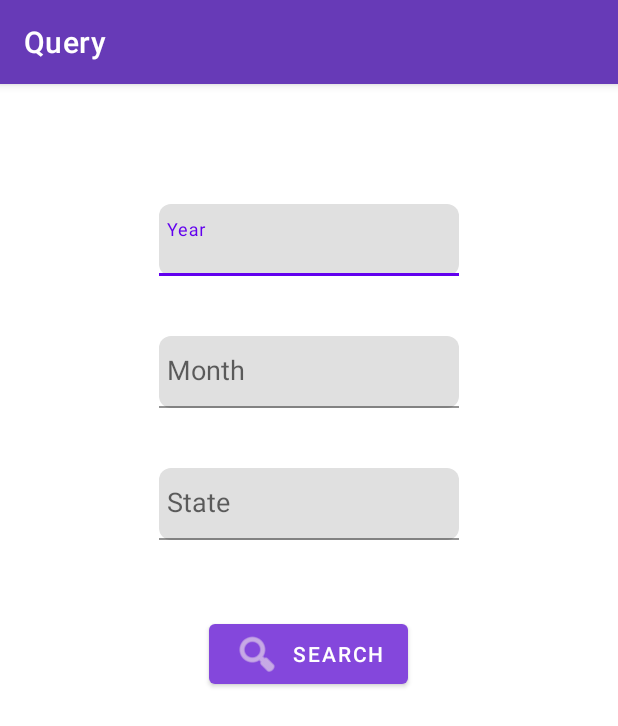
After one commit to saurabh5021/Tweelert, an Android app: the QueryActivity screen opened directly, with no data from a screen before it, on a phone screen of 412 x 824 dp. The commit adds this screen. Shown: the top 726 px of the screen. Run offline under Robolectric (Android 15) with nearby library versions, the phone set to English and light mode, and no system bars; Roboto replaces fonts that are not available here.

Commit message:
QueryActivity.java added and designed a beautiful UI

```diff
--- a/app/src/main/AndroidManifest.xml
+++ b/app/src/main/AndroidManifest.xml
@@ -14,6 +14,9 @@
         android:supportsRtl="true"
         android:theme="@style/Theme.Tweelert"
         tools:targetApi="31">
+        <activity
+            android:name=".QueryActivity"
+            android:exported="false" />
         <activity
             android:name=".ResultActivity"
             android:exported="false" />
--- /dev/null
+++ b/app/src/main/java/com/example/tweelert/QueryActivity.java
@@ -0,0 +1,38 @@
+package com.example.tweelert;
+
+import androidx.appcompat.app.AppCompatActivity;
+
+import android.os.Bundle;
+import android.widget.ArrayAdapter;
+import android.widget.AutoCompleteTextView;
+
+public class QueryActivity extends AppCompatActivity {
+    private AutoCompleteTextView yearTextView;
+    private AutoCompleteTextView monthTextView;
+    private AutoCompleteTextView stateTextView;
+
+    @Override
+    protected void onCreate(Bundle savedInstanceState) {
+        super.onCreate(savedInstanceState);
+        setContentView(R.layout.activity_query);
+
+        yearTextView = findViewById(R.id.yearAutoCompleteTextView);
+        monthTextView = findViewById(R.id.monthAutoCompleteTextView);
+        stateTextView = findViewById(R.id.stateAutoCompleteTextView);
+
+        // Provide options for yearTextView
+        String[] years = {"2023", "2024"};
+        ArrayAdapter<String> yearAdapter = new ArrayAdapter<String>(this, android.R.layout.simple_list_item_1, years);
+        yearTextView.setAdapter(yearAdapter);
+
+        // Provide options for monthTextView
+        String[] months = {"January", "February", "March", "April", "May", "June", "July", "August", "September", "October", "November", "December"};
+        ArrayAdapter<String> monthAdapter = new ArrayAdapter<String>(this, android.R.layout.simple_list_item_1, months);
+        monthTextView.setAdapter(monthAdapter);
+
+        // Provide options for stateTextView
+        String[] states = {"Andhra Pradesh", "Arunachal Pradesh", "Assam", "Bihar", "Chhattisgarh", "Goa", "Gujarat", "Haryana", "Himachal Pradesh", "Jharkhand", "Karnataka", "Kerala", "Madhya Pradesh", "Maharashtra", "Manipur", "Meghalaya", "Mizoram", "Nagaland", "Odisha", "Punjab", "Rajasthan", "Sikkim", "Tamil Nadu", "Telangana", "Tripura", "Uttar Pradesh", "Uttarakhand", "West Bengal"};
+        ArrayAdapter<String> stateAdapter = new ArrayAdapter<String>(this, android.R.layout.simple_list_item_1, states);
+        stateTextView.setAdapter(stateAdapter);
+    }
+}
--- /dev/null
+++ b/app/src/main/res/layout/activity_query.xml
@@ -0,0 +1,109 @@
+<?xml version="1.0" encoding="utf-8"?>
+<LinearLayout
+    xmlns:android="http://schemas.android.com/apk/res/android"
+    xmlns:app="http://schemas.android.com/apk/res-auto"
+    android:orientation="vertical"
+    android:layout_width="match_parent"
+    android:layout_height="match_parent">
+
+    <com.google.android.material.appbar.MaterialToolbar
+        android:id="@+id/toolbar"
+        android:layout_width="match_parent"
+        android:layout_height="?attr/actionBarSize"
+        android:background="#673AB7"
+        android:elevation="4dp"
+        android:theme="@style/ThemeOverlay.AppCompat.ActionBar"
+        app:title="Query"
+        app:titleTextColor="#fff" />
+
+    <com.google.android.material.textfield.TextInputLayout
+        android:id="@+id/yearInputLayout"
+        android:layout_width="200dp"
+        android:layout_height="48dp"
+        android:layout_gravity="center"
+        android:layout_marginStart="20dp"
+        android:layout_marginTop="80dp"
+        android:layout_marginEnd="20dp"
+        app:boxCornerRadiusBottomEnd="8dp"
+        app:boxCornerRadiusBottomStart="8dp"
+        app:boxCornerRadiusTopEnd="8dp"
+        app:boxCornerRadiusTopStart="8dp">
+
+        <AutoCompleteTextView
+            android:id="@+id/monthAutoCompleteTextView"
+            android:layout_width="match_parent"
+            android:layout_height="match_parent"
+            android:hint="Year"
+            android:padding="5dp"
+            android:textColor="#090202"
+            android:textColorLink="#090303" />
+
+    </com.google.android.material.textfield.TextInputLayout>
+
+    <com.google.android.material.textfield.TextInputLayout
+        android:id="@+id/monthInputLayout"
+        android:layout_width="200dp"
+        android:layout_height="48dp"
+        android:layout_gravity="center"
+        android:layout_marginStart="20dp"
+        android:layout_marginTop="40dp"
+        android:layout_marginEnd="20dp"
+        app:boxCornerRadiusBottomEnd="8dp"
+        app:boxCornerRadiusBottomStart="8dp"
+        app:boxCornerRadiusTopEnd="8dp"
+        app:boxCornerRadiusTopStart="8dp">
+
+        <AutoCompleteTextView
+            android:id="@+id/yearAutoCompleteTextView"
+            android:layout_width="match_parent"
+            android:layout_height="match_parent"
+            android:hint="Month"
+            android:padding="5dp"
+            android:textColor="#090202"
+            android:textColorLink="#090303" />
+
+    </com.google.android.material.textfield.TextInputLayout>
+
+    <com.google.android.material.textfield.TextInputLayout
+        android:id="@+id/stateInputLayout"
+        android:layout_width="200dp"
+        android:layout_height="48dp"
+        android:layout_gravity="center"
+        android:layout_marginStart="20dp"
+        android:layout_marginTop="40dp"
+        android:layout_marginEnd="20dp"
+        app:boxCornerRadiusBottomEnd="8dp"
+        app:boxCornerRadiusBottomStart="8dp"
+        app:boxCornerRadiusTopEnd="8dp"
+        app:boxCornerRadiusTopStart="8dp">
+
+        <AutoCompleteTextView
+            android:id="@+id/stateAutoCompleteTextView"
+            android:layout_width="match_parent"
+            android:layout_height="match_parent"
+            android:hint="State"
+            android:padding="5dp"
+            android:textColor="#090202"
+            android:textColorLink="#090303" />
+
+    </com.google.android.material.textfield.TextInputLayout>
+
+    <com.google.android.material.button.MaterialButton
+        android:id="@+id/search_button"
+        android:layout_width="wrap_content"
+        android:layout_height="wrap_content"
+        android:layout_gravity="center"
+        android:layout_marginStart="32dp"
+        android:layout_marginTop="50dp"
+        android:layout_marginEnd="32dp"
+        android:text="Search"
+        app:backgroundTint="#8447DC"
+        app:cornerRadius="4dp"
+        app:icon="@android:drawable/ic_menu_search"
+        app:iconTint="#F3EBEB"
+        app:layout_constraintEnd_toEndOf="parent"
+        app:layout_constraintStart_toStartOf="parent"
+        app:layout_constraintTop_toBottomOf="@+id/stateInputLayout" />
+
+
+</LinearLayout>
--- a/app/src/main/res/layout/activity_signup.xml
+++ b/app/src/main/res/layout/activity_signup.xml
@@ -26,7 +26,7 @@
         android:layout_width="match_parent"
         android:layout_height="wrap_content"
         android:layout_marginTop="50dp"
-        app:layout_constraintBottom_toTopOf="@+id/loginbutton"
+        app:layout_constraintBottom_toTopOf="@+id/signupbutton"
         app:layout_constraintEnd_toEndOf="parent"
         app:layout_constraintHorizontal_bias="1"
         app:layout_constraintStart_toStartOf="parent"
@@ -75,7 +75,7 @@
             app:boxStrokeWidth="4dp"
             app:boxStrokeWidthFocused="2dp"
             app:endIconMode="clear_text"
-            app:layout_constraintBottom_toTopOf="@+id/loginbutton"
+            app:layout_constraintBottom_toTopOf="@+id/signupbutton"
             app:layout_constraintEnd_toEndOf="parent"
             app:layout_constraintStart_toStartOf="parent"
             app:layout_constraintTop_toBottomOf="@+id/textInputLayout2"
@@ -94,7 +94,7 @@
     <Button
         android:textSize="16sp"
         android:textStyle="bold"
-        android:id="@+id/loginbutton"
+        android:id="@+id/signupbutton"
         android:layout_width="120dp"
         android:layout_height="wrap_content"
         android:layout_marginTop="60dp"
@@ -123,7 +123,7 @@
         app:layout_constraintBottom_toBottomOf="parent"
         app:layout_constraintEnd_toStartOf="@+id/signinbutton"
         app:layout_constraintStart_toStartOf="parent"
-        app:layout_constraintTop_toBottomOf="@+id/loginbutton"
+        app:layout_constraintTop_toBottomOf="@+id/signupbutton"
         app:layout_constraintVertical_bias="0.2"/>
 
     <Button
@@ -141,7 +141,7 @@
         app:layout_constraintBottom_toBottomOf="parent"
         app:layout_constraintEnd_toEndOf="parent"
         app:layout_constraintStart_toEndOf="@+id/textView2"
-        app:layout_constraintTop_toBottomOf="@+id/loginbutton"
+        app:layout_constraintTop_toBottomOf="@+id/signupbutton"
         app:layout_constraintVertical_bias="0"/>
 
     <TextView
--- a/app/src/main/res/values/strings.xml
+++ b/app/src/main/res/values/strings.xml
@@ -2,4 +2,5 @@
     <string name="app_name">Tweelert</string>
     <string name="get_the_analysis">....Get the Analysis...</string>
     <string name="sentiment_analysis">Sentiment Analysis</string>
+    <string name="enter_state">Enter State</string>
 </resources>
--- a/build.gradle
+++ b/build.gradle
@@ -16,7 +16,7 @@ buildscript {
 }
 
 plugins {
-    id 'com.android.application' version '7.2.1' apply false
-    id 'com.android.library' version '7.2.1' apply false
+    id 'com.android.application' version '7.4.2' apply false
+    id 'com.android.library' version '7.4.2' apply false
 
 }
--- a/gradle.properties
+++ b/gradle.properties
@@ -19,3 +19,4 @@ android.useAndroidX=true
 # resources declared in the library itself and none from the library's dependencies,
 # thereby reducing the size of the R class for that library
 android.nonTransitiveRClass=true
+org.gradle.java.home=C\:\\Program Files\\Android\\Android Studio\\jbr
```
Also changed, not shown: gradle/wrapper/gradle-wrapper.properties.
